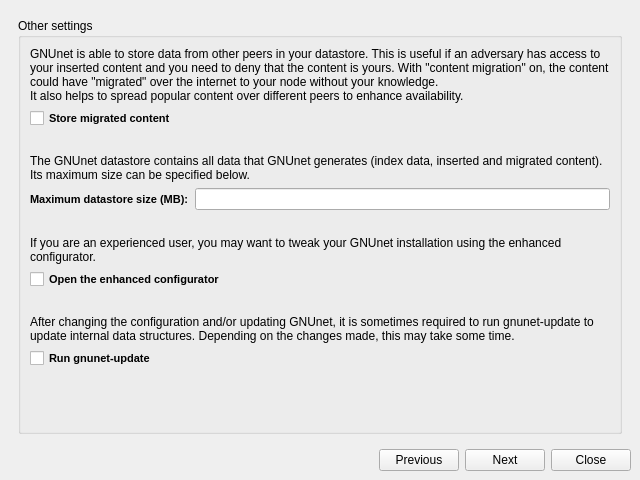
Old version of the form src/setup/qt/gnunet-setup.ui in the repository pruby/GNUnet-Mirror.
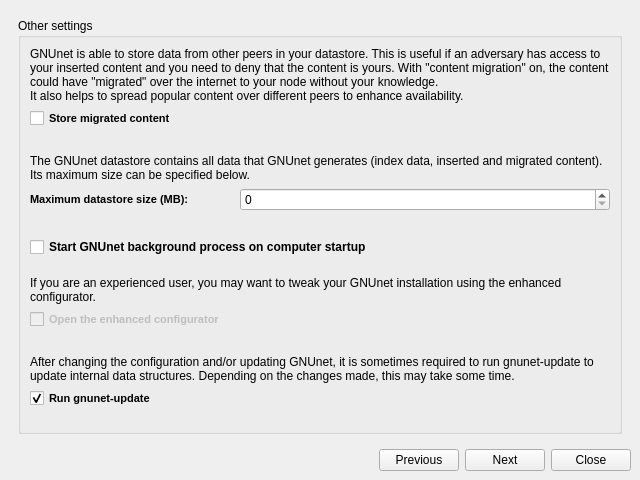
New version of the form. The open tabs and pages were chosen to show the change. Icons and pictures are not drawn.

Diff of the .ui file:
```diff
--- a/src/setup/qt/gnunet-setup.ui
+++ b/src/setup/qt/gnunet-setup.ui
@@ -824,7 +824,27 @@
              </widget>
             </item>
             <item>
-             <widget class="QLineEdit" name="lineEdit_6" />
+             <spacer>
+              <property name="orientation" >
+               <enum>Qt::Horizontal</enum>
+              </property>
+              <property name="sizeHint" >
+               <size>
+                <width>50</width>
+                <height>20</height>
+               </size>
+              </property>
+             </spacer>
+            </item>
+            <item>
+             <widget class="QSpinBox" name="spinQuota" >
+              <property name="minimumSize" >
+               <size>
+                <width>370</width>
+                <height>0</height>
+               </size>
+              </property>
+             </widget>
             </item>
            </layout>
           </item>
@@ -844,6 +864,32 @@
             </property>
            </spacer>
           </item>
+          <item>
+           <widget class="QCheckBox" name="cbAutostart" >
+            <property name="font" >
+             <font>
+              <weight>75</weight>
+              <bold>true</bold>
+             </font>
+            </property>
+            <property name="text" >
+             <string>Start GNUnet background process on computer startup</string>
+            </property>
+           </widget>
+          </item>
+          <item>
+           <spacer>
+            <property name="orientation" >
+             <enum>Qt::Vertical</enum>
+            </property>
+            <property name="sizeHint" >
+             <size>
+              <width>20</width>
+              <height>40</height>
+             </size>
+            </property>
+           </spacer>
+          </item>
           <item>
            <widget class="QLabel" name="label_17" >
             <property name="text" >
@@ -855,7 +901,10 @@
            </widget>
           </item>
           <item>
-           <widget class="QCheckBox" name="checkBox_3" >
+           <widget class="QCheckBox" name="cbEnhConfig" >
+            <property name="enabled" >
+             <bool>false</bool>
+            </property>
             <property name="font" >
              <font>
               <family>MS Shell Dlg 2</family>
@@ -914,6 +963,9 @@
             <property name="text" >
              <string>Run gnunet-update</string>
             </property>
+            <property name="checked" >
+             <bool>true</bool>
+            </property>
            </widget>
           </item>
           <item>
```
Left out of the diff: 345 changed lines with no effect on the pictures.
